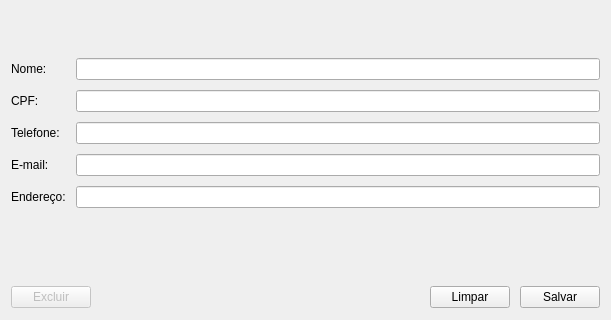
Above: ui/ui_clientes.ui from adaiasreis/Projeto-MatCon before the change; both pictures show x 0 to 611 and y 180 to 500 of the 611 by 500 pixel window. Below: the same form after it.
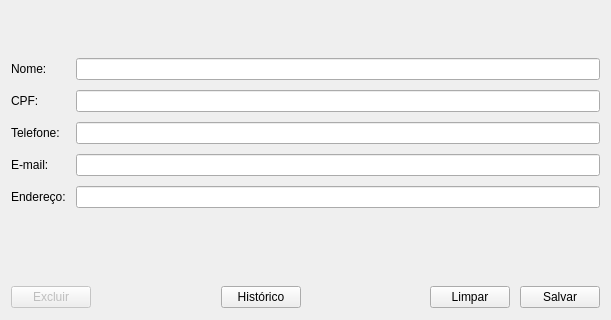
That is the form after the change.

Commit message: tela de login

The edit to the form file:
```diff
--- a/ui/ui_clientes.ui
+++ b/ui/ui_clientes.ui
@@ -115,6 +115,26 @@
          </property>
         </spacer>
        </item>
+       <item>
+        <widget class="QPushButton" name="pushButton">
+         <property name="text">
+          <string>Histórico</string>
+         </property>
+        </widget>
+       </item>
+       <item>
+        <spacer name="horizontalSpacer_2">
+         <property name="orientation">
+          <enum>Qt::Horizontal</enum>
+         </property>
+         <property name="sizeHint" stdset="0">
+          <size>
+           <width>40</width>
+           <height>20</height>
+          </size>
+         </property>
+        </spacer>
+       </item>
        <item>
         <widget class="QPushButton" name="limpar_btn">
          <property name="text">
```
The commit also changes 5 other files.
